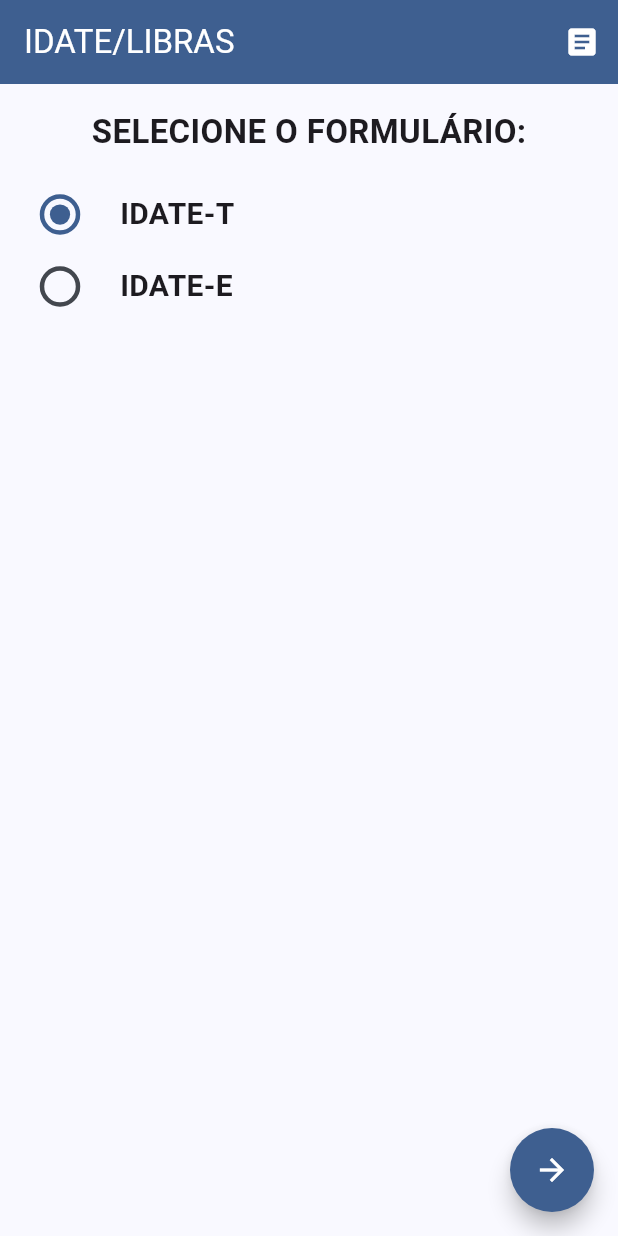
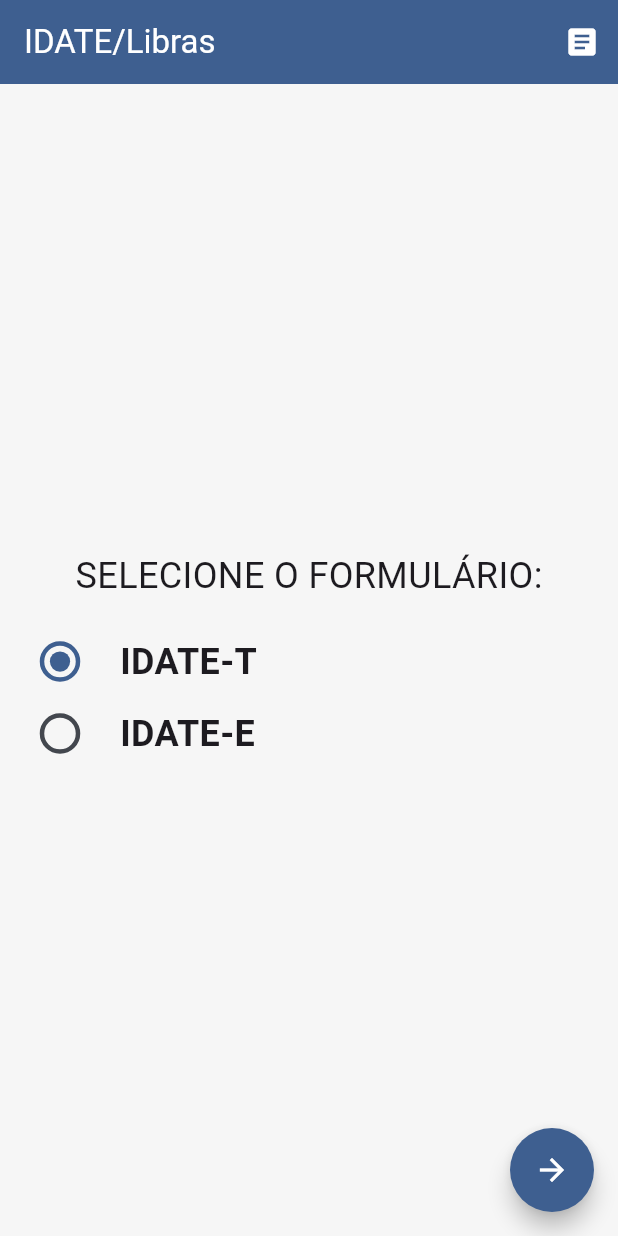
Before and after one commit to viniciusfurtado1/idate_libras, a Flutter app: the screen it shows after launch, on a phone screen of 412 x 824 dp. Run offline on Flutter 3.47's test engine with Material 3 defaults, Android fonts, the phone set to English and light mode, and no system bars; our stand-ins replace flick_video_player, google_fonts, shared_preferences, video_player.

Commit message:
ajustes e melhorias de interface

```diff
--- a/lib/home_page.dart
+++ b/lib/home_page.dart
@@ -30,7 +30,7 @@ class _MyHomePageState extends State<MyHomePage> {
           },
         ),*/
         title: const Text(
-          "IDATE/LIBRAS",
+          "IDATE/Libras",
           style: TextStyle(fontWeight: FontWeight.normal, color: Colors.white),
         ),
         actions: [
@@ -47,10 +47,12 @@ class _MyHomePageState extends State<MyHomePage> {
         ],
       ),
       body: Center(
+        child: Container(
+          color: const Color(0xFFF6F6F6),
           child: Padding(
             padding: const EdgeInsets.all(16.0),
             child: Column(
-            mainAxisAlignment: MainAxisAlignment.start,
+              mainAxisAlignment: MainAxisAlignment.center,
               children: <Widget>[
                 /*const Text(
                   "INSTRUÇÕES INICIAIS",
@@ -61,7 +63,7 @@ class _MyHomePageState extends State<MyHomePage> {
                 const SizedBox(height: 0.0),
                 const Text(
                   "SELECIONE O FORMULÁRIO:",
-                style: TextStyle(fontSize: 22, fontWeight: FontWeight.bold),
+                  style: TextStyle(fontSize: 24, fontWeight: FontWeight.normal),
                 ),
                 const SizedBox(height: 16.0),
                 Row(
@@ -81,7 +83,7 @@ class _MyHomePageState extends State<MyHomePage> {
                     const SizedBox(width: 16.0),
                     const Text(
                       'IDATE-T',
-                    style: TextStyle(fontSize: 20, fontWeight: FontWeight.bold),
+                      style: TextStyle(fontSize: 24, fontWeight: FontWeight.bold),
                     ),
                   ],
                 ),
@@ -102,7 +104,7 @@ class _MyHomePageState extends State<MyHomePage> {
                     const SizedBox(width: 16.0),
                     const Text(
                       'IDATE-E',
-                    style: TextStyle(fontSize: 20, fontWeight: FontWeight.bold),
+                      style: TextStyle(fontSize: 24, fontWeight: FontWeight.bold),
                     ),
                   ],
                 ),
@@ -131,6 +133,7 @@ class _MyHomePageState extends State<MyHomePage> {
             ),
           ),
         ),
+      ),
       floatingActionButton: FloatingActionButton(
         onPressed: () {
           if (_character == SingingCharacter.idatet) {
--- a/lib/idate_e/idate_e_intrucoes.dart
+++ b/lib/idate_e/idate_e_intrucoes.dart
@@ -43,6 +43,8 @@ class _IdateTInstrucoesState extends State<IdateEInstrucoes> {
         ),
       ),
       body: Center(
+        child: Container(
+          color: const Color(0xFFF6F6F6),
           child: Padding(
             padding: const EdgeInsets.only(top: 16.0),
             child: Column(
@@ -51,7 +53,7 @@ class _IdateTInstrucoesState extends State<IdateEInstrucoes> {
                 //const SizedBox(height: 96),
                 const Text(
                   "INSTRUÇÕES",
-                style: TextStyle(fontSize: 22, fontWeight: FontWeight.bold),
+                  style: TextStyle(fontSize: 22, fontWeight: FontWeight.normal),
                 ),
                 const SizedBox(height: 16),
                 Center(
@@ -61,6 +63,7 @@ class _IdateTInstrucoesState extends State<IdateEInstrucoes> {
                   ),
                 ),
               ],
+            ),
           ),
         ),
       ),
--- a/lib/idate_t/idate_t_intrucoes.dart
+++ b/lib/idate_t/idate_t_intrucoes.dart
@@ -41,6 +41,8 @@ class _IdateTInstrucoesState extends State<IdateTInstrucoes> {
         ),
       ),
       body: Center(
+        child: Container(
+          color: const Color(0xFFF6F6F6),
           child: Padding(
             padding: const EdgeInsets.only(top: 16.0),
             child: Column(
@@ -49,7 +51,7 @@ class _IdateTInstrucoesState extends State<IdateTInstrucoes> {
                 //const SizedBox(height: 96),
                 const Text(
                   "INSTRUÇÕES",
-                style: TextStyle(fontSize: 22, fontWeight: FontWeight.bold),
+                  style: TextStyle(fontSize: 22, fontWeight: FontWeight.normal),
                 ),
                 const SizedBox(height: 16),
                 Center(
@@ -59,6 +61,7 @@ class _IdateTInstrucoesState extends State<IdateTInstrucoes> {
                   ),
                 ),
               ],
+            ),
           ),
         ),
       ),
```
Also changed, not shown: lib/form_summary.dart (+11 -4 lines), lib/question_widget.dart (+5 -2 lines), lib/result_page.dart (+36 -12 lines). Lines whose indentation alone changed are shown as unchanged.
